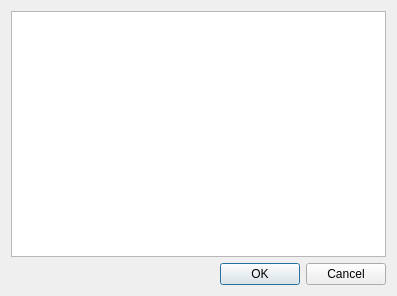
First picture: the form in MidiTest/dialog.ui, repository AlexPetrenko2012/MIDI, before the edit.
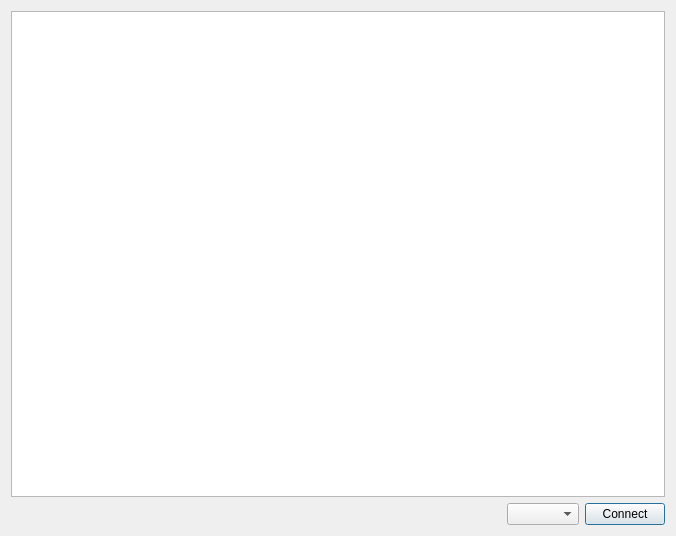
Second picture: the form after the edit.

The edit to the form file:
```diff
--- a/MidiTest/dialog.ui
+++ b/MidiTest/dialog.ui
@@ -6,37 +6,80 @@
    <rect>
     <x>0</x>
     <y>0</y>
-    <width>397</width>
-    <height>296</height>
+    <width>676</width>
+    <height>536</height>
    </rect>
   </property>
   <property name="windowTitle">
    <string>Dialog</string>
   </property>
-  <layout class="QVBoxLayout" name="verticalLayout_2">
+  <layout class="QVBoxLayout" name="verticalLayout">
    <item>
-    <layout class="QVBoxLayout" name="verticalLayout">
+    <layout class="QHBoxLayout" name="horizontalLayout">
      <item>
-      <widget class="QTextBrowser" name="textBrowser"/>
+      <widget class="QTextEdit" name="textEdit"/>
      </item>
+    </layout>
+   </item>
+   <item>
+    <layout class="QHBoxLayout" name="horizontalLayout_2">
      <item>
-      <widget class="QDialogButtonBox" name="buttonBox">
+      <spacer name="horizontalSpacer">
+       <property name="orientation">
+        <enum>Qt::Horizontal</enum>
+       </property>
+       <property name="sizeHint" stdset="0">
+        <size>
+         <width>40</width>
+         <height>20</height>
+        </size>
+       </property>
+      </spacer>
+     </item>
+     <item>
+      <widget class="QLabel" name="labelInfo">
        <property name="font">
         <font>
-         <family>Liberation Sans</family>
-         <underline>false</underline>
-         <strikeout>false</strikeout>
-         <kerning>true</kerning>
+         <pointsize>12</pointsize>
+         <weight>75</weight>
+         <bold>true</bold>
         </font>
        </property>
+       <property name="text">
+        <string/>
+       </property>
+      </widget>
+     </item>
+     <item>
+      <spacer name="horizontalSpacer_2">
        <property name="orientation">
         <enum>Qt::Horizontal</enum>
        </property>
-       <property name="standardButtons">
-        <set>QDialogButtonBox::Cancel|QDialogButtonBox::Ok</set>
+       <property name="sizeHint" stdset="0">
+        <size>
+         <width>40</width>
+         <height>20</height>
+        </size>
        </property>
-       <property name="centerButtons">
-        <bool>false</bool>
+      </spacer>
+     </item>
+     <item>
+      <widget class="QComboBox" name="cmbxMidiInputs">
+       <property name="frame">
+        <bool>true</bool>
+       </property>
+      </widget>
+     </item>
+     <item>
+      <widget class="QPushButton" name="btnConnect">
+       <property name="enabled">
+        <bool>true</bool>
+       </property>
+       <property name="text">
+        <string>Connect</string>
+       </property>
+       <property name="checkable">
+        <bool>true</bool>
        </property>
       </widget>
      </item>
```
Left out of the diff: 37 changed lines with no effect on the pictures.
